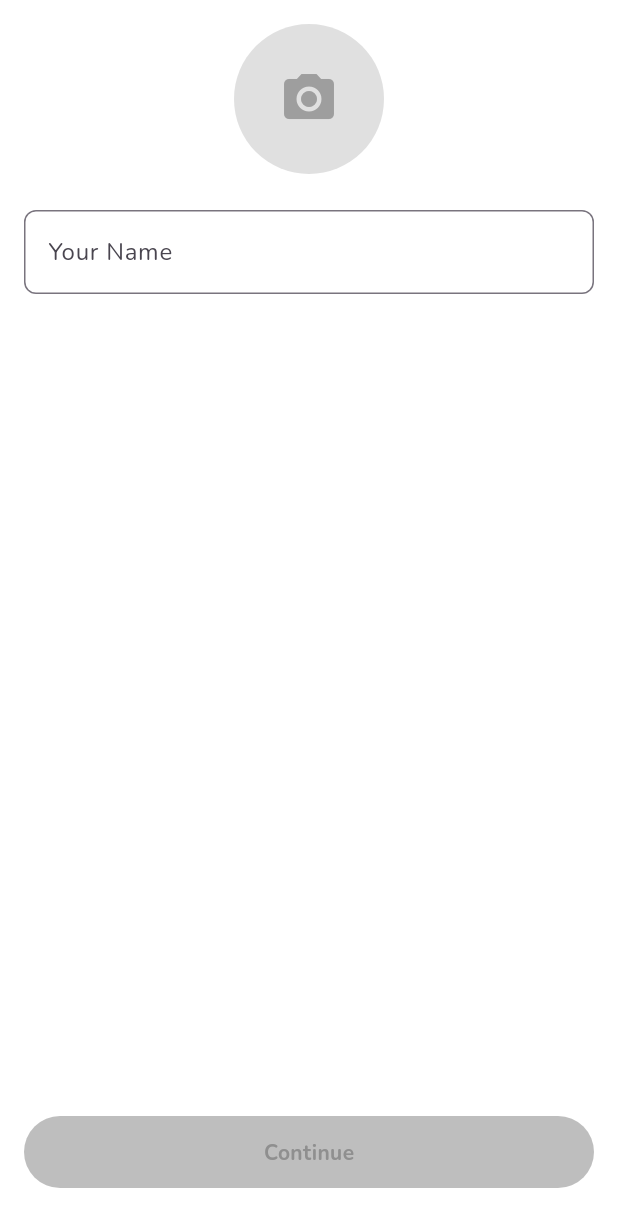
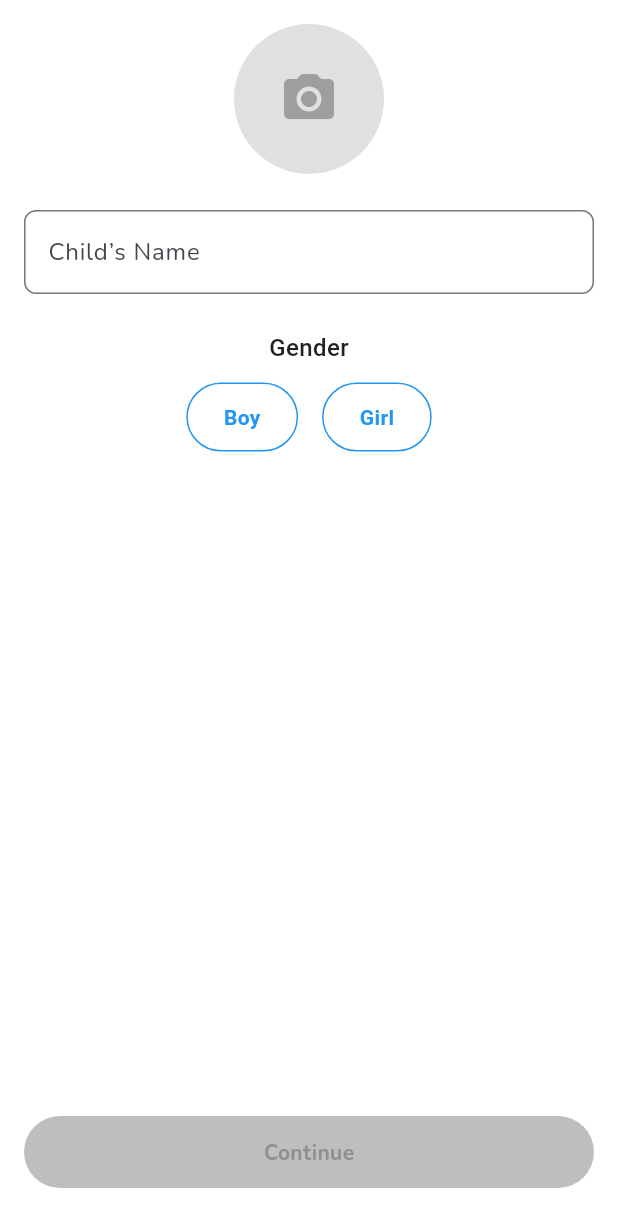
Before and after one commit to weiting12-wang/mvpvvm, a Flutter app: the OnboardingScreen screen opened by its route, on a phone screen of 412 x 824 dp. Shown: the top 1227 px of the screen. Run offline on Flutter 3.47's test engine with Material 3 defaults, Android fonts, the light colour scheme and no system bars; our stand-ins replace cached_network_image, connectivity_plus, dio, easy_localization, envied, flutter_riverpod and 20 more; missing offline and left inert: ming_cute_icons, purchases_flutter; accounts and stored records are empty; generated files the repository leaves out were written again; network calls fail.

Commit message:
feat: 新增生日輸入頁面和性別選擇功能
- 在 onboarding 頁面新增性別選擇 (Boy/Girl)
- 新增 birthday_input_screen.dart 生日輸入頁面
- 更新 Profile model 加入 birthday 和 gender 欄位
- 更新 ProfileViewModel 支援生日和性別資料儲存
- 新增路由設定 /birthday-input
- 實作日期格式驗證和年齡計算功能

```diff
--- a/lib/features/onboarding/ui/onboarding_screen.dart
+++ b/lib/features/onboarding/ui/onboarding_screen.dart
@@ -18,6 +18,8 @@ class OnboardingScreen extends ConsumerStatefulWidget {
 class _OnboardingScreenState extends ConsumerState<OnboardingScreen> {
   final TextEditingController _nameController = TextEditingController();
   bool _isButtonEnabled = false;
+    // 🆕 新增: 性別選擇變數
+  String? _selectedGender;
 
   @override
   void initState() {
@@ -39,6 +41,33 @@ class _OnboardingScreenState extends ConsumerState<OnboardingScreen> {
         _isButtonEnabled = isEnabled;
       });
     }
+  }
+  // 🆕 新增: 性別選擇按鈕元件
+  Widget _buildGenderButton(String gender) {
+    final isSelected = _selectedGender == gender;
+
+    return GestureDetector(
+      onTap: () {
+        setState(() {
+          _selectedGender = gender;
+        });
+      },
+      child: Container(
+        padding: const EdgeInsets.symmetric(horizontal: 24, vertical: 12),
+        decoration: BoxDecoration(
+          color: isSelected ? Colors.blue : Colors.white,
+          border: Border.all(color: Colors.blue),
+          borderRadius: BorderRadius.circular(24),
+        ),
+        child: Text(
+          gender,
+          style: TextStyle(
+            color: isSelected ? Colors.white : Colors.blue,
+            fontWeight: FontWeight.bold,
+          ),
+        ),
+      ),
+    );
   }
 
   @override
@@ -65,8 +94,26 @@ class _OnboardingScreenState extends ConsumerState<OnboardingScreen> {
               ),
               const SizedBox(height: 24),
               CommonTextFormField(
-                label: 'Your Name',
+                label: 'Child’s Name',
                 controller: _nameController,
+              ),
+              const SizedBox(height: 24),
+              // 🆕 新增: 性別選擇區域
+              const Text(
+                'Gender',
+                style: TextStyle(
+                  fontSize: 16,
+                  fontWeight: FontWeight.w500,
+                ),
+              ),
+              const SizedBox(height: 12),
+              Row(
+                mainAxisAlignment: MainAxisAlignment.center,
+                children: [
+                  _buildGenderButton('Boy'),
+                  const SizedBox(width: 16),
+                  _buildGenderButton('Girl'),
+                ],
               ),
               const Spacer(),
               PrimaryButton(
@@ -86,9 +133,11 @@ class _OnboardingScreenState extends ConsumerState<OnboardingScreen> {
     try {
       await ref.read(profileViewModelProvider.notifier).updateProfile(
             name: _nameController.text.trim(),
+            gender: _selectedGender, // 🆕 新增: 儲存性別
           );
       if (context.mounted) {
-        context.pushReplacement(Routes.main);
+        context.push(Routes.birthdayInput);
+        //context.pushReplacement(Routes.main);
       }
     } catch (error) {
       if (context.mounted) {
--- a/lib/features/profile/model/profile.dart
+++ b/lib/features/profile/model/profile.dart
@@ -22,6 +22,7 @@ class Profile with _$Profile {
 
     // ✅ 新增 gender 欄位
     @Default(null) String? gender,
+    @Default(null) String? birthday,
   }) = _Profile;
 
   factory Profile.fromJson(Map<String, Object?> json) => _$ProfileFromJson(json);
--- a/lib/features/profile/ui/view_model/profile_view_model.dart
+++ b/lib/features/profile/ui/view_model/profile_view_model.dart
@@ -32,6 +32,7 @@ class ProfileViewModel extends _$ProfileViewModel {
     String? name,
     String? avatar,
     String? gender, // ✅ 新增
+    String? birthday,  // 🆕 加這一行
   }) async {
     state = const AsyncValue.loading();
     try {
@@ -43,12 +44,14 @@ class ProfileViewModel extends _$ProfileViewModel {
         name: name ?? currentProfile.name,
         avatar: newAvatarPath ?? currentProfile.avatar,
         gender: gender ?? currentProfile.gender, // ✅ 這一行就是你要加的
+        birthday: birthday ?? currentProfile.birthday,  // 🆕 加這一行
       ) ??
           Profile(
             email: email,
             name: name,
             avatar: newAvatarPath,
             gender: gender, // ✅ fallback 建構時也要加
+            birthday: birthday,  // 🆕 加這一行
           );
       debugPrint(
           '${Constants.tag} [ProfileViewModel.updateProfile] $updatedProfile');
--- a/lib/routing/router.dart
+++ b/lib/routing/router.dart
@@ -12,6 +12,7 @@ import '../features/profile/model/profile.dart';
 import '../features/profile/ui/account_info_screen.dart';
 import '../features/profile/ui/appearances_screen.dart';
 import '../features/profile/ui/languages_screen.dart';
+import '../features/onboarding/ui/birthday_input_screen.dart';
 import 'routes.dart';
 
 enum SlideDirection {
@@ -131,5 +132,10 @@ final GoRouter router = GoRouter(
         direction: SlideDirection.up,
       ),
     ),
+    GoRoute(
+      path: Routes.birthdayInput,
+      pageBuilder: (context, state) => state.slidePage(const BirthdayInputScreen()
+      ),
+    ),
   ],
 );
--- a/lib/routing/routes.dart
+++ b/lib/routing/routes.dart
@@ -11,4 +11,5 @@ class Routes {
   static const appearances = '/appearances';
   static const languages = '/languages';
   static const premium = '/premium';
+  static const birthdayInput = '/birthday-input';
 }
```
Also changed, not shown: lib/features/onboarding/ui/birthday_input_screen.dart (added, +335 -0 lines), lib/environment/env.g.dart, lib/features/authentication/ui/view_model/authentication_view_model.g.dart, lib/features/profile/model/profile.freezed.dart, lib/features/profile/model/profile.g.dart, lib/features/profile/ui/view_model/profile_view_model.g.dart.
